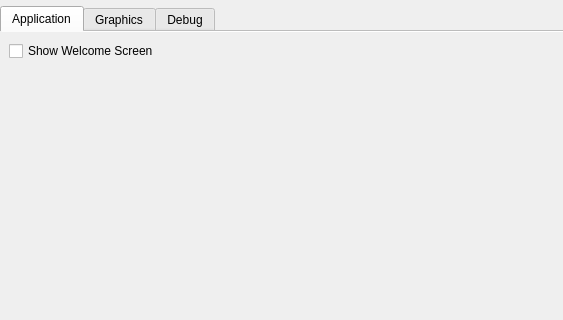
Qt form src/ui/SettingsDialog.ui (Zipeerix/capy-art-studio) before a commit; both pictures show x 0 to 563 and y 0 to 320 of the 563 by 534 pixel window.
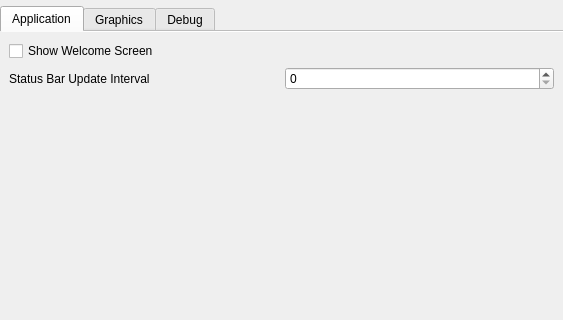
The same form after that commit. The open tabs and pages were chosen to show the change. Icons and pictures are not drawn.

Commit message: CAS-21: Initial status bar

```diff
--- a/src/ui/SettingsDialog.ui
+++ b/src/ui/SettingsDialog.ui
@@ -62,6 +62,20 @@
          </property>
         </widget>
        </item>
+       <item>
+        <layout class="QHBoxLayout" name="horizontalLayout_6">
+         <item>
+          <widget class="QLabel" name="label_3">
+           <property name="text">
+            <string>Status Bar Update Interval</string>
+           </property>
+          </widget>
+         </item>
+         <item>
+          <widget class="QSpinBox" name="statusBarUpdateIntervalSpinbox"/>
+         </item>
+        </layout>
+       </item>
        <item>
         <spacer name="verticalSpacer_2">
          <property name="orientation">
```
Left out of the diff: 2 changed lines with no effect on the pictures. The commit also changes 14 other files.
